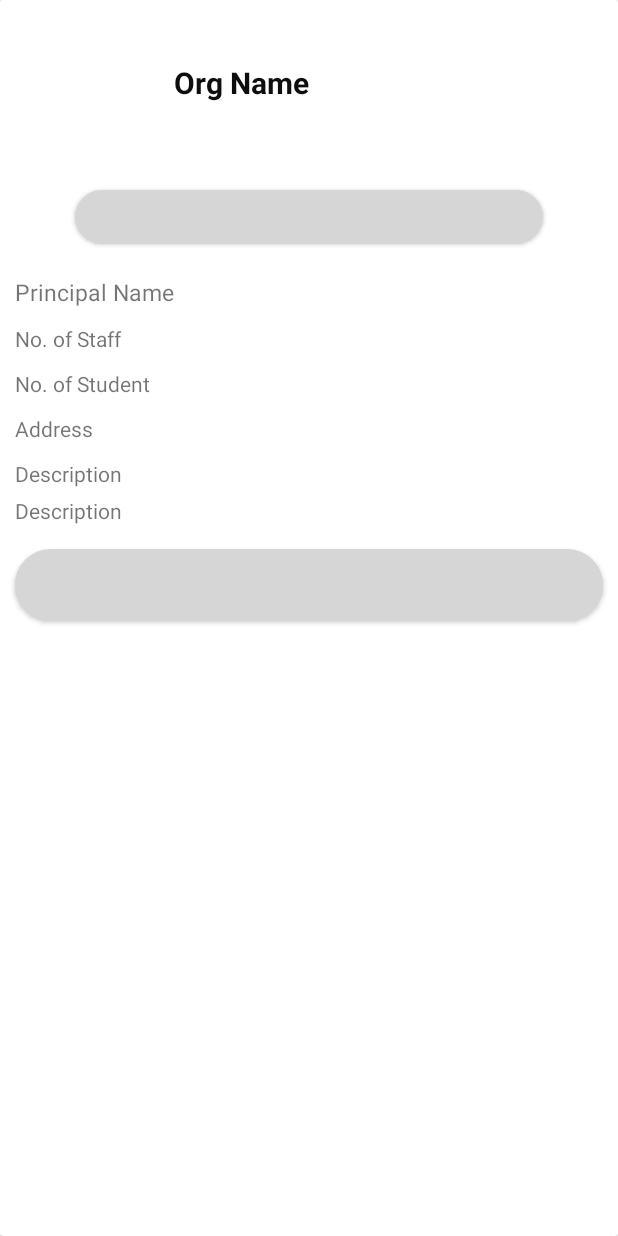
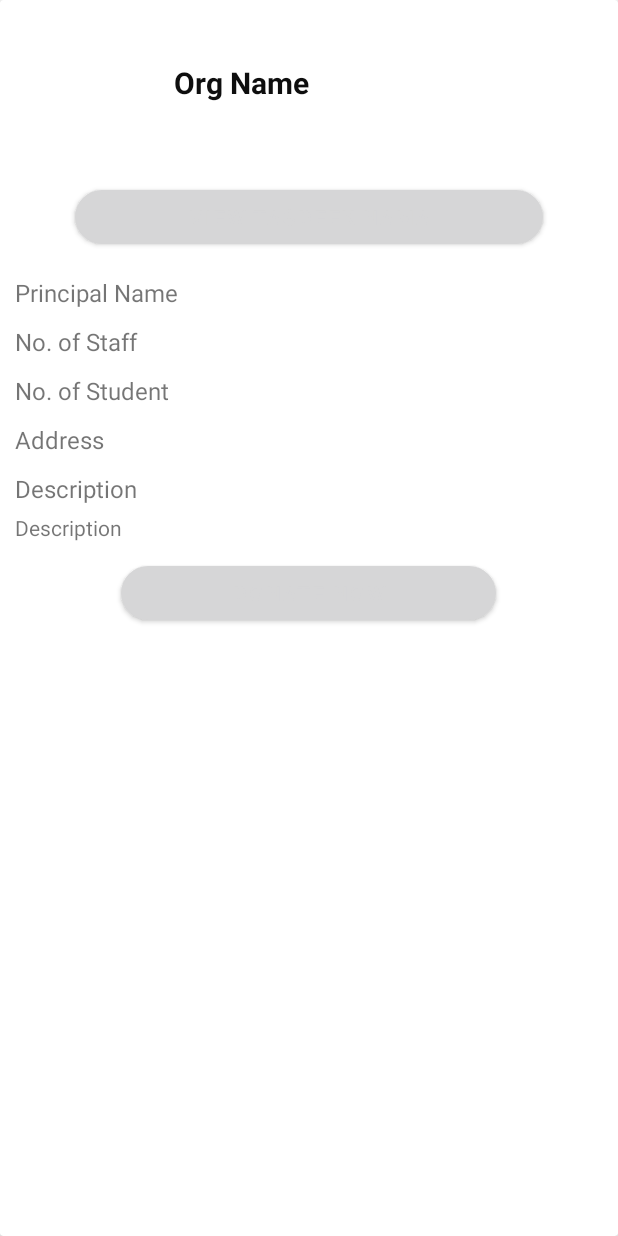
Before and after one commit to krakendev01/HeavensGate, an Android app: the layout activity_donate_now.xml on its own in the app's theme, with its tools: preview values and no code run, on a phone screen of 412 x 824 dp. Run offline under Robolectric (Android 15) with nearby library versions, the phone set to English and light mode, and no system bars.

Commit message:
fund profile

```diff
--- a/app/src/main/res/layout/activity_donate_now.xml
+++ b/app/src/main/res/layout/activity_donate_now.xml
@@ -60,7 +60,8 @@
                 android:layout_height="wrap_content"
                 android:layout_marginHorizontal="10dp"
                 android:layout_marginVertical="5dp"
-                android:textSize="15.5sp"
+                android:textSize="16sp"
+
                 android:text="Principal Name"
                 android:id="@+id/org_principal_name_dn"/>
             <TextView
@@ -68,6 +69,7 @@
                 android:layout_height="wrap_content"
                 android:layout_marginHorizontal="10dp"
                 android:layout_marginVertical="5dp"
+                android:textSize="16sp"
                 android:text="No. of Staff"
                 android:id="@+id/org_staff_no_dn"/>
             <TextView
@@ -75,6 +77,7 @@
                 android:layout_height="wrap_content"
                 android:layout_marginHorizontal="10dp"
                 android:layout_marginVertical="5dp"
+                android:textSize="16sp"
                 android:text="No. of Student"
                 android:id="@+id/org_student_no_dn"/>
             <TextView
@@ -82,6 +85,7 @@
                 android:layout_height="wrap_content"
                 android:layout_marginHorizontal="10dp"
                 android:layout_marginVertical="5dp"
+                android:textSize="16sp"
                 android:text="Address"
                 android:id="@+id/org_address_dn"/>
 
@@ -90,6 +94,8 @@
                 android:layout_height="wrap_content"
                 android:layout_marginHorizontal="10dp"
                 android:layout_marginVertical="5dp"
+                android:textSize="16sp"
+
                 android:text="Description"/>
 
             <TextView
@@ -99,10 +105,11 @@
                 android:text="Description"
                 android:id="@+id/org_description"/>
             <com.google.android.material.button.MaterialButton
-                android:layout_width="match_parent"
-                android:layout_height="60dp"
+                android:layout_width="250dp"
+                android:layout_height="wrap_content"
                 android:text="Donate Now"
                 android:id="@+id/org_donate_now_btn_dn"
+                android:layout_gravity="center"
                 android:layout_margin="10dp"
                 app:cornerRadius="30dp"/>
         </LinearLayout>
```
